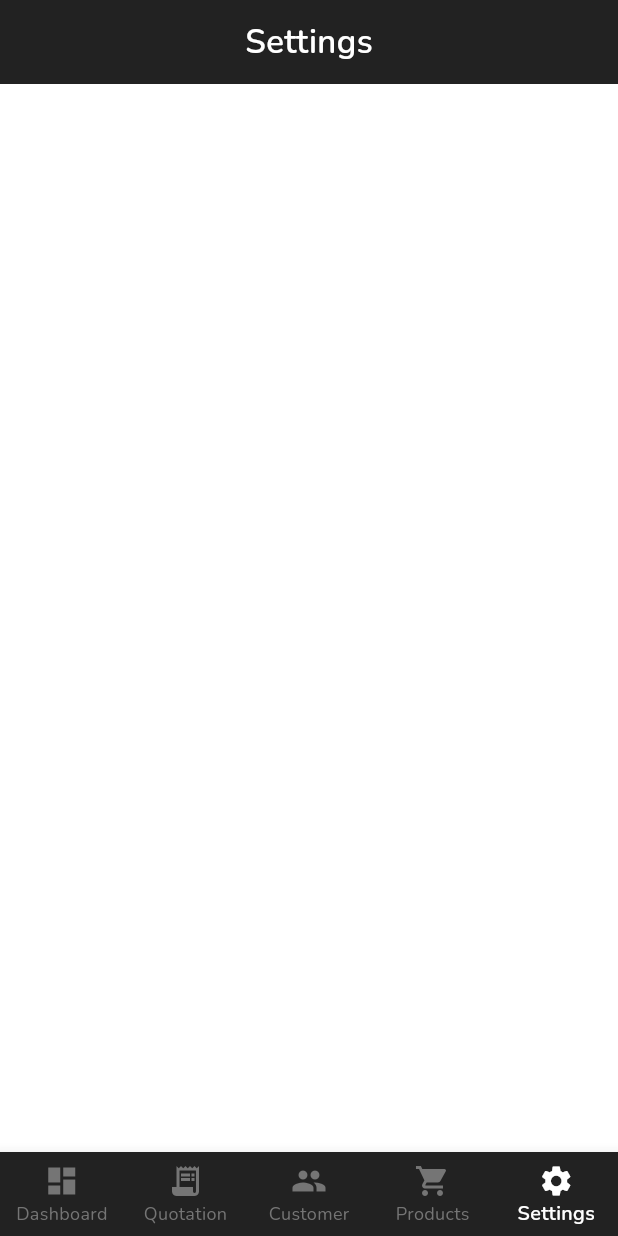
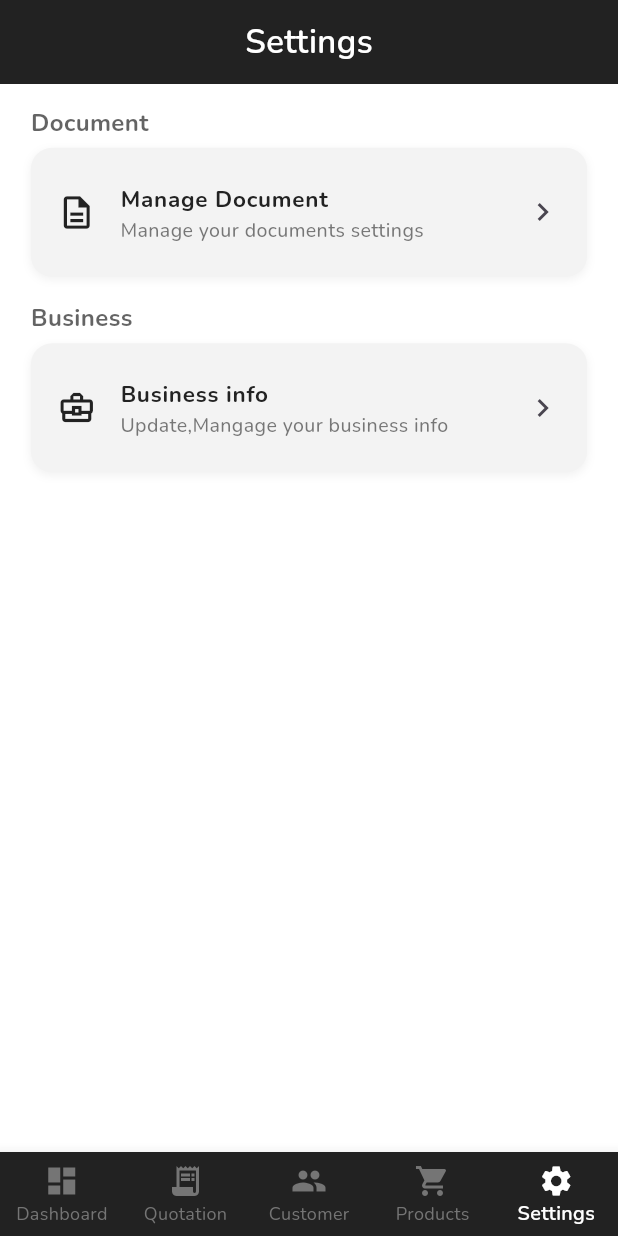
Before and after one commit to manojhp24/MyQuotationGenerator-Clean-Architecture-Flutter-App, a Flutter app: the screen it shows after launch, item 5 of the bottom bar chosen, on a phone screen of 412 x 824 dp. Run offline on Flutter 3.47's test engine with Material 3 defaults, Android fonts, the phone set to English and light mode, and no system bars; our stand-ins replace equatable, flutter_contacts, flutter_riverpod, get_it, go_router, google_fonts and 2 more; accounts and stored records are empty.

Commit message:
feat(business): test update use case, repository implementation, and data source - add route for settings page - implement list view widgets in settings screen

```diff
--- a/lib/config/constants/app_strings.dart
+++ b/lib/config/constants/app_strings.dart
@@ -55,4 +55,10 @@ class AppStrings {
 
   //Settings
   static const String settingsAppBarTitle = "Settings";
+  static const String document = "Document";
+  static const String documentSettingsSubtitle = "Manage your documents settings";
+  static const String documentSettingsTitle = "Manage Document";
+  static const String businessInfoTitle = "Business info";
+  static const String business = "Business";
+  static const String businessInfoSubtitle = "Update,Mangage your business info";
 }
--- a/lib/core/routes/app_router.dart
+++ b/lib/core/routes/app_router.dart
@@ -7,6 +7,7 @@ import 'package:my_quotation_generator/features/customer/presentation/pages/add_
 import 'package:my_quotation_generator/features/customer/presentation/pages/customer_page.dart';
 import 'package:my_quotation_generator/features/customer/presentation/pages/edit_customer_page.dart';
 import 'package:my_quotation_generator/features/dashboard/presentation/pages/dashboard_page.dart';
+import 'package:my_quotation_generator/features/settings/presentation/pages/settings_page.dart';
 
 import '../../features/customer/domain/entities/customer.dart';
 import '../../features/dashboard/presentation/pages/dashboard_nav.dart';
@@ -40,11 +41,14 @@ final routerProvider = Provider<GoRouter>((ref) {
           return EditCustomerPage(customer: customer);
         },
       ),
-
       GoRoute(
         path: '/add-products',
         builder: (context, state) => const AddProductPage(),
       ),
+      GoRoute(
+        path: '/settings',
+        builder: (context, state) => const SettingsPage(),
+      ),
     ],
   );
 });
--- a/lib/features/business/data/repository/business_repository_impl.dart
+++ b/lib/features/business/data/repository/business_repository_impl.dart
@@ -2,6 +2,7 @@ import 'package:my_quotation_generator/core/resource/data_state.dart';
 import 'package:my_quotation_generator/features/business/data/models/business.dart';
 import 'package:my_quotation_generator/features/business/domain/entities/business.dart';
 import 'package:my_quotation_generator/features/business/domain/repository/business_repository.dart';
+
 import '../data_sources/business_local_database.dart';
 
 class BusinessRepositoryImpl implements BusinessRepository {
@@ -35,4 +36,22 @@ class BusinessRepositoryImpl implements BusinessRepository {
       return DataFailed(Exception('Failed to add business: $e'));
     }
   }
+
+  @override
+  Future<DataState<int>> updateBusiness(BusinessEntity business) async {
+    if (business.id == null) {
+      return DataFailed<int>(Exception("Business id required for update"));
+    }
+
+    try {
+      final model = BusinessModel.fromEntity(business);
+      final result = await localDataSource.updateBusiness(
+        model.toMap(),
+        business.id!,
+      );
+      return DataSuccess(result);
+    } catch (e) {
+      return DataFailed(Exception('Repository error: Database error'));
+    }
+  }
 }
--- a/lib/features/business/domain/repository/business_repository.dart
+++ b/lib/features/business/domain/repository/business_repository.dart
@@ -4,4 +4,6 @@ import 'package:my_quotation_generator/features/business/domain/entities/busines
 
 abstract class BusinessRepository{
   Future<DataState<int>> addBusiness(BusinessEntity business);
+
+  Future<DataState<int>> updateBusiness(BusinessEntity business);
 }
--- a/lib/features/dashboard/presentation/widgets/sections/dashboard_app_bar.dart
+++ b/lib/features/dashboard/presentation/widgets/sections/dashboard_app_bar.dart
@@ -1,4 +1,5 @@
 import 'package:flutter/material.dart';
+import 'package:go_router/go_router.dart';
 
 import '../../../../../config/constants/app_strings.dart';
 import '../../../../../config/theme/app_colors.dart';
@@ -46,9 +47,7 @@ class DashboardAppBar extends StatelessWidget {
                 color: AppColors.textPrimary,
                 size: AppSizes.iconMedium(context),
               ),
-              onPressed: () {
-                // TODO: Navigate to settings page or open a modal
-              },
+              onPressed: () => context.push('/settings'),
               tooltip: 'Settings',
             ),
           ],
--- a/lib/features/products/presentation/widgets/card/product_card.dart
+++ b/lib/features/products/presentation/widgets/card/product_card.dart
@@ -28,7 +28,7 @@ class ProductCard extends StatelessWidget {
             // Product Icon
             Container(
               decoration: BoxDecoration(
-                color: AppColors.primary.withOpacity(0.1),
+                color: AppColors.primary.withValues(alpha: 0.1),
                 borderRadius: BorderRadius.circular(10),
               ),
               padding: const EdgeInsets.all(10),
@@ -84,7 +84,7 @@ class ProductCard extends StatelessWidget {
             // Edit Button
             Container(
               decoration: BoxDecoration(
-                color: AppColors.primary.withOpacity(0.08),
+                color: AppColors.primary.withValues(alpha: .08),
                 borderRadius: BorderRadius.circular(10),
               ),
               child: IconButton(
--- a/lib/features/settings/presentation/pages/settings_page.dart
+++ b/lib/features/settings/presentation/pages/settings_page.dart
@@ -1,5 +1,11 @@
 import 'package:flutter/material.dart';
+import 'package:go_router/go_router.dart';
 import 'package:my_quotation_generator/config/constants/app_strings.dart';
+import 'package:my_quotation_generator/config/theme/app_colors.dart';
+import 'package:my_quotation_generator/config/theme/app_text_styles.dart';
+import 'package:my_quotation_generator/config/utils/app_sizes.dart';
+import 'package:my_quotation_generator/features/settings/presentation/widgets/settings_heading.dart';
+import 'package:my_quotation_generator/features/settings/presentation/widgets/settings_list.dart';
 
 class SettingsPage extends StatelessWidget {
   const SettingsPage({super.key});
@@ -8,7 +14,32 @@ class SettingsPage extends StatelessWidget {
   Widget build(BuildContext context) {
     return Scaffold(
       appBar: AppBar(title: Text(AppStrings.settingsAppBarTitle)),
-      body: SingleChildScrollView(),
+      body: Padding(
+        padding: AppSizes.pagePadding(context),
+        child: Column(
+          crossAxisAlignment: CrossAxisAlignment.start,
+          children: [
+            SettingsHeading(title: AppStrings.document),
+
+            SettingsList(
+              leadingIcon: Icons.description_outlined,
+              onTap: () {},
+              subTitle: AppStrings.documentSettingsSubtitle,
+              title: AppStrings.documentSettingsTitle,
+              trailingIcon: Icons.chevron_right,
+            ),
+            SettingsHeading(title: AppStrings.business),
+
+            SettingsList(
+              leadingIcon: Icons.business_center_outlined,
+              onTap: ()=> context.push("/add-business"),
+              subTitle: AppStrings.businessInfoSubtitle,
+              title: AppStrings.businessInfoTitle,
+              trailingIcon: Icons.chevron_right,
+            ),
+          ],
+        ),
+      ),
     );
   }
 }
--- /dev/null
+++ b/lib/features/settings/presentation/widgets/settings_heading.dart
@@ -0,0 +1,27 @@
+import 'package:flutter/material.dart';
+import 'package:my_quotation_generator/config/theme/app_colors.dart';
+import 'package:my_quotation_generator/config/theme/app_text_styles.dart';
+import 'package:my_quotation_generator/config/utils/app_sizes.dart';
+
+class SettingsHeading extends StatelessWidget {
+  final String title;
+
+  const SettingsHeading({super.key, required this.title});
+
+  @override
+  Widget build(BuildContext context) {
+    return Padding(
+      padding: EdgeInsets.only(
+        top: AppSizes.cardPadding(context) * 0.4,
+        bottom: AppSizes.cardPadding(context) * 0.3,
+      ),
+      child: Text(
+        title,
+        style: AppTextStyle.bodyBold(context).copyWith(
+          fontSize: 16,
+          color: AppColors.primary.withValues(alpha: .7),
+        ),
+      ),
+    );
+  }
+}
--- /dev/null
+++ b/lib/features/settings/presentation/widgets/settings_list.dart
@@ -0,0 +1,60 @@
+import 'package:flutter/material.dart';
+import 'package:my_quotation_generator/config/theme/app_colors.dart';
+import 'package:my_quotation_generator/config/theme/app_text_styles.dart';
+import 'package:my_quotation_generator/config/utils/app_sizes.dart';
+
+class SettingsList extends StatelessWidget {
+  final IconData leadingIcon, trailingIcon;
+  final String title, subTitle;
+  final void Function() onTap;
+
+  const SettingsList({
+    super.key,
+    required this.leadingIcon,
+    required this.trailingIcon,
+    required this.title,
+    required this.subTitle,
+    required this.onTap,
+  });
+
+  @override
+  Widget build(BuildContext context) {
+    return Container(
+      margin: const EdgeInsets.only(bottom: 10),
+      decoration: BoxDecoration(
+        color: AppColors.lightGrey,
+        borderRadius: BorderRadius.circular(14),
+        boxShadow: [
+          BoxShadow(
+            color: Colors.black.withValues(alpha: .05),
+            blurRadius: 4,
+            offset: const Offset(0, 2),
+          ),
+        ],
+      ),
+      child: ListTile(
+        shape: RoundedRectangleBorder(borderRadius: BorderRadius.circular(14)),
+        contentPadding: EdgeInsets.symmetric(
+          horizontal: AppSizes.cardPadding(context),
+          vertical: AppSizes.cardPadding(context) * 0.4,
+        ),
+        leading: Icon(leadingIcon, color: AppColors.primary, size: 26),
+        title: Text(
+          title,
+          style: AppTextStyle.bodyBold(
+            context,
+          ).copyWith(color: AppColors.primary, fontSize: 15),
+        ),
+        subtitle: Text(
+          subTitle,
+          style: AppTextStyle.bodyLarge(context).copyWith(
+            color: AppColors.primary.withValues(alpha: .6),
+            fontSize: 13,
+          ),
+        ),
+        trailing: Icon(trailingIcon),
+        onTap: onTap,
+      ),
+    );
+  }
+}
```
Also changed, not shown: lib/features/business/data/data_sources/business_local_database.dart (+16 -1 lines), lib/features/business/data/models/business.dart (+50 -31 lines), lib/features/business/domain/usecases/update_business_usecase.dart (added, +19 -0 lines), 4 other files.
